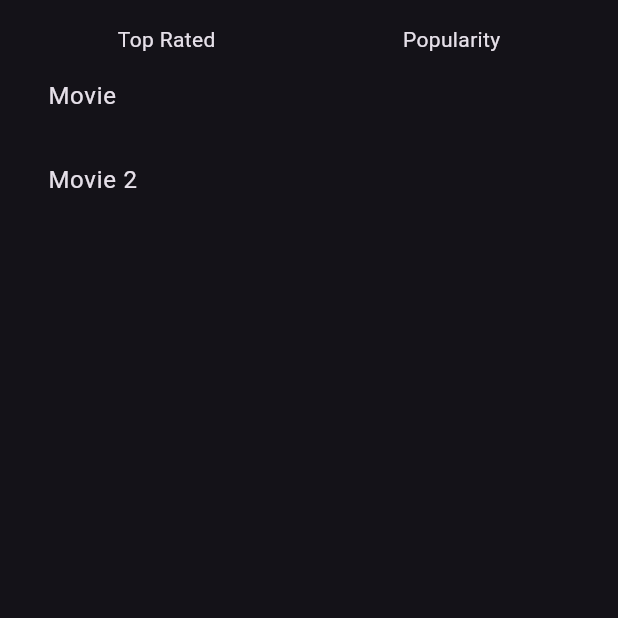
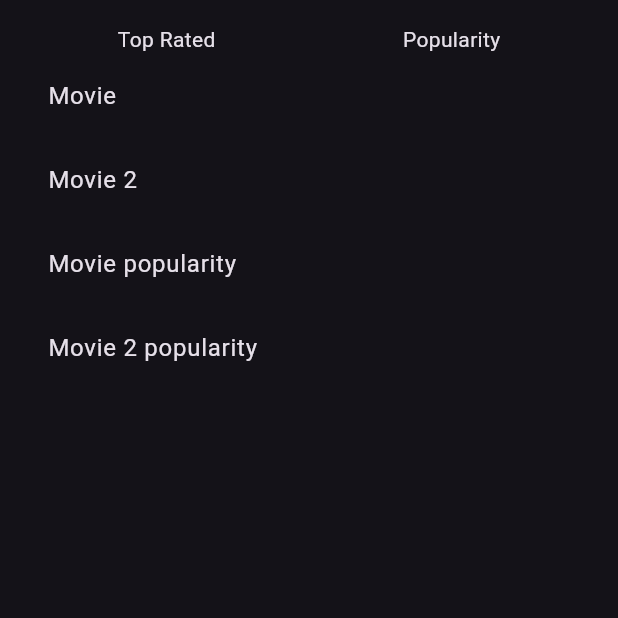
Before and after one commit to nicolas-ferrada/movies_and_series, a Flutter app: the screen it shows after launch, on a phone screen of 412 x 824 dp, the top half of it. Run offline on Flutter 3.47's test engine with Material 3 defaults, Android fonts, the phone set to English and light mode, and no system bars; our stand-ins replace equatable, flutter_bloc.

Commit message:
feat(home_page_build): add 'movie popularity'

```diff
--- a/lib/presentation/pages/home_page_build.dart
+++ b/lib/presentation/pages/home_page_build.dart
@@ -1,6 +1,8 @@
 import 'package:flutter/material.dart';
 import 'package:flutter_bloc/flutter_bloc.dart';
 
+import '../../data/models/media.dart';
+import '../../logic/blocs/movie_popularity_bloc/movie_popularity_bloc.dart';
 import '../../logic/blocs/movie_rating_bloc/movie_rating_bloc.dart';
 import 'home_page.dart';
 
@@ -12,23 +14,41 @@ class HomePageBuild extends StatelessWidget {
     return Builder(
       builder: (context) {
         final movieRatingState = context.watch<MovieRatingBloc>().state;
-        if (movieRatingState is MovieRatingLoading) {
+        final moviePopularityState = context.watch<MoviePopularityBloc>().state;
+
+        if (movieRatingState is MovieRatingLoading ||
+            moviePopularityState is MoviePopularityLoading) {
           return const Scaffold(
             body: Center(
               child: CircularProgressIndicator(),
             ),
           );
-        } else if (movieRatingState is MovieRatingLoaded) {
+        } else if (movieRatingState is MovieRatingLoaded &&
+            moviePopularityState is MoviePopularityLoaded) {
+          final List<Media> mediaList = [
+            ...movieRatingState.ratingMovieList,
+            ...moviePopularityState.popularityMovieList,
+          ];
           return HomePage(
-            mediaList: movieRatingState.ratingMovieList,
+            mediaList: mediaList,
           );
         } else if (movieRatingState is MovieRatingError) {
-          return Center(
-            child: Text('Error: ${movieRatingState.errorMessage}'),
+          return Scaffold(
+            body: Center(
+              child: Text('Error: ${movieRatingState.errorMessage}'),
+            ),
+          );
+        } else if (moviePopularityState is MoviePopularityError) {
+          return Scaffold(
+            body: Center(
+              child: Text('Error: ${moviePopularityState.errorMessage}'),
+            ),
           );
         }
-        return const Center(
-          child: Text('An unexpected error has occurred.'),
+        return const Scaffold(
+          body: Center(
+            child: Text('An unexpected error has occurred.'),
+          ),
         );
       },
     );
```
